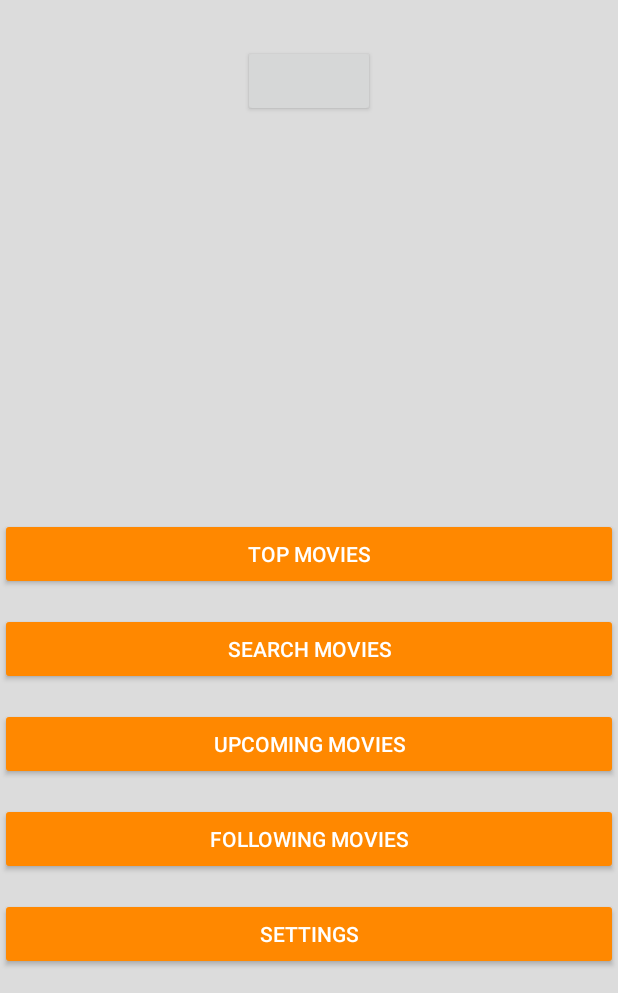
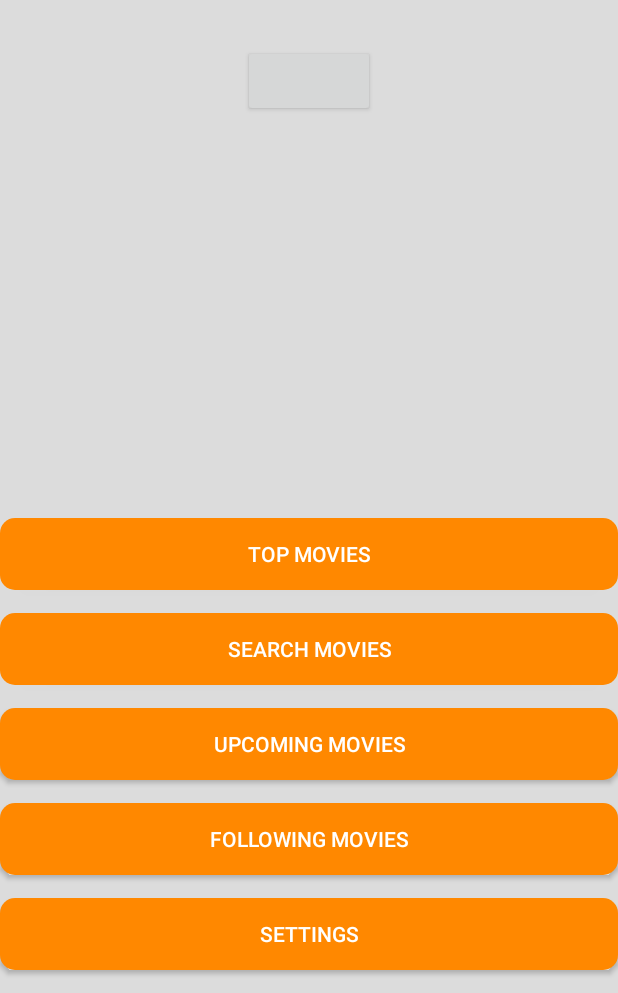
Before and after one commit to sachareyskens/Mobile2eZit, an Android app: the screen it shows after launch (MainActivity), on a phone screen of 412 x 824 dp, the part 243-1236 px from its top. Run offline under Robolectric (Android 15) with nearby library versions, the phone set to English and light mode, and no system bars; libraries missing offline, so code that uses them is left out: com.facebook, com.facebook.login; plain views replace LoginButton; 6 statements that could not run were skipped.

Commit message:
Updated layout more and fixed second issue declared by Servaas Tilkin

```diff
--- a/app/src/main/java/pxl/be/cinemaapp/activities/FollowingActivity.java
+++ b/app/src/main/java/pxl/be/cinemaapp/activities/FollowingActivity.java
@@ -54,7 +54,23 @@ public class FollowingActivity extends AppCompatActivity {
         movies = new ArrayList<>();
 
 
-        new GetGenresFromApi(){
+        new FollowingGenresGrabber() {}.execute();
+
+        if (findViewById(R.id.movie_detail_container) != null) {
+            mTwoPane = true;
+        }
+    }
+
+    private void setupRecyclerView(@NonNull RecyclerView recyclerView) {
+        Log.e(TAG, "setupRecyclerView is called");
+        recyclerView.setAdapter(new CustomAdapter(this, movies));
+    }
+
+    private class FollowingGenresGrabber extends GetGenresFromApi {
+        public FollowingGenresGrabber() {
+
+        }
+
         @Override
         protected void onPreExecute() {
             super.onPreExecute();
@@ -81,16 +97,7 @@ public class FollowingActivity extends AppCompatActivity {
                 Log.e("FollowingActivity", "Cached Movies Title: " + m.getTitle());
             }
         }
-        }.execute();
 
-        if (findViewById(R.id.movie_detail_container) != null) {
-            mTwoPane = true;
-        }
-    }
-
-    private void setupRecyclerView(@NonNull RecyclerView recyclerView) {
-        Log.e(TAG, "setupRecyclerView is called");
-        recyclerView.setAdapter(new CustomAdapter(this, movies));
     }
 
     private class CustomAdapter extends RecyclerView.Adapter<CustomAdapter.MyViewHolder>{
--- a/app/src/main/java/pxl/be/cinemaapp/activities/MainActivity.java
+++ b/app/src/main/java/pxl/be/cinemaapp/activities/MainActivity.java
@@ -92,7 +92,17 @@ public class MainActivity extends AppCompatActivity {
         }
 
 
-        new GetGenresFromApi(){
+        new MainGenreGrabber(){}.execute();
+
+
+    }
+
+    private class MainGenreGrabber extends GetGenresFromApi {
+        public MainGenreGrabber() {
+
+        }
+
+
         @Override
         protected void onPostExecute(Void aVoid) {
             super.onPostExecute(aVoid);
@@ -120,11 +130,7 @@ public class MainActivity extends AppCompatActivity {
 
             }
         }
-        }.execute();
-
-
     }
-
 
     @Override
     protected void onActivityResult(int requestCode, int resultCode, Intent data) {
--- /dev/null
+++ b/app/src/main/res/drawable/mybutton.xml
@@ -0,0 +1,7 @@
+<?xml version="1.0" encoding="utf-8"?>
+<shape xmlns:android="http://schemas.android.com/apk/res/android"
+    android:shape="rectangle" android:padding="10dp">
+
+    <solid android:color="@android:color/holo_orange_dark"/>
+    <corners android:radius="10dp"/>
+</shape>
--- a/app/src/main/res/layout/activity_main.xml
+++ b/app/src/main/res/layout/activity_main.xml
@@ -37,7 +37,7 @@
         android:layout_alignParentRight="true"
         android:layout_alignParentStart="true"
         android:layout_marginBottom="15dp"
-        android:backgroundTint="@android:color/holo_orange_dark"
+        android:background="@drawable/mybutton"
         android:onClick="goToTopMovies"
         android:text="@string/button_top_movies" />
 
@@ -52,7 +52,7 @@
         android:layout_alignParentRight="true"
         android:layout_alignParentStart="true"
         android:layout_marginBottom="15dp"
-        android:backgroundTint="@android:color/holo_orange_dark"
+        android:background="@drawable/mybutton"
         android:onClick="goToSearch"
         android:text="@string/button_search" />
 
@@ -67,7 +67,7 @@
         android:layout_alignParentRight="true"
         android:layout_alignParentStart="true"
         android:layout_marginBottom="15dp"
-        android:backgroundTint="@android:color/holo_orange_dark"
+        android:background="@drawable/mybutton"
         android:onClick="goToUpcoming"
         android:text="@string/button_upcoming" />
 
@@ -82,7 +82,7 @@
         android:layout_alignParentRight="true"
         android:layout_alignParentStart="true"
         android:layout_marginBottom="15dp"
-        android:backgroundTint="@android:color/holo_orange_dark"
+        android:background="@drawable/mybutton"
         android:onClick="goToSettings"
         android:text="@string/button_settings" />
 
@@ -97,7 +97,7 @@
         android:layout_alignParentRight="true"
         android:layout_alignParentStart="true"
         android:layout_marginBottom="15dp"
-        android:backgroundTint="@android:color/holo_orange_dark"
+        android:background="@drawable/mybutton"
         android:onClick="goToFollowed"
         android:text="Following Movies" />
 
```
Lines whose indentation alone changed are shown as unchanged.
